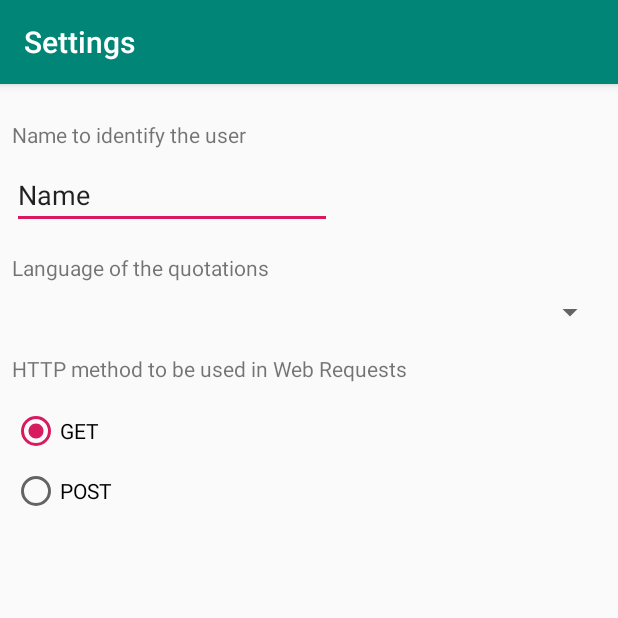
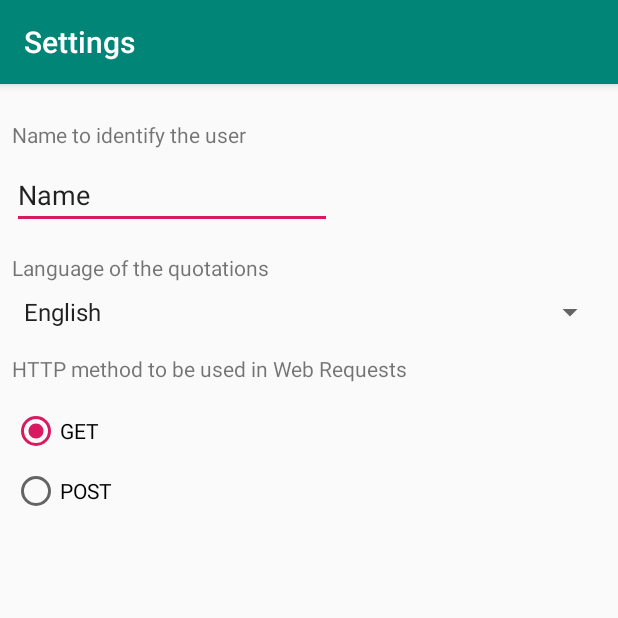
Before and after one commit to Kyru/DADM, an Android app: the SettingsActivity screen opened directly, with no data from a screen before it, on a phone screen of 412 x 824 dp, the top half of it. Run offline under Robolectric (Android 15) with nearby library versions, the phone set to English and light mode, and no system bars.

Commit message:
2B_1 completed

```diff
--- a/app/src/main/res/layout/activity_settings.xml
+++ b/app/src/main/res/layout/activity_settings.xml
@@ -50,7 +50,8 @@
                 android:id="@+id/spinner"
                 android:layout_width="match_parent"
                 android:layout_height="wrap_content"
-                android:layout_marginTop="8dp"/>
+                android:layout_marginTop="8dp"
+                android:entries="@array/languages"/>
 
             <TextView
                 android:id="@+id/textView4"
--- /dev/null
+++ b/app/src/main/res/values/arrays.xml
@@ -0,0 +1,9 @@
+<?xml version="1.0" encoding="utf-8"?>
+<resources>
+    <array name="languages">
+        <item>@string/st_english</item>
+        <item>@string/st_russian</item>
+    </array>
+
+
+</resources>
--- a/app/src/main/res/values/strings.xml
+++ b/app/src/main/res/values/strings.xml
@@ -36,6 +36,8 @@
     <string name="st_get">GET</string>
 
     <string name="st_post">POST</string>
+    <string name="st_english">English</string>
+    <string name="st_russian">Russian</string>
 
 
 </resources>
```
Also changed, not shown: 1 other file.
